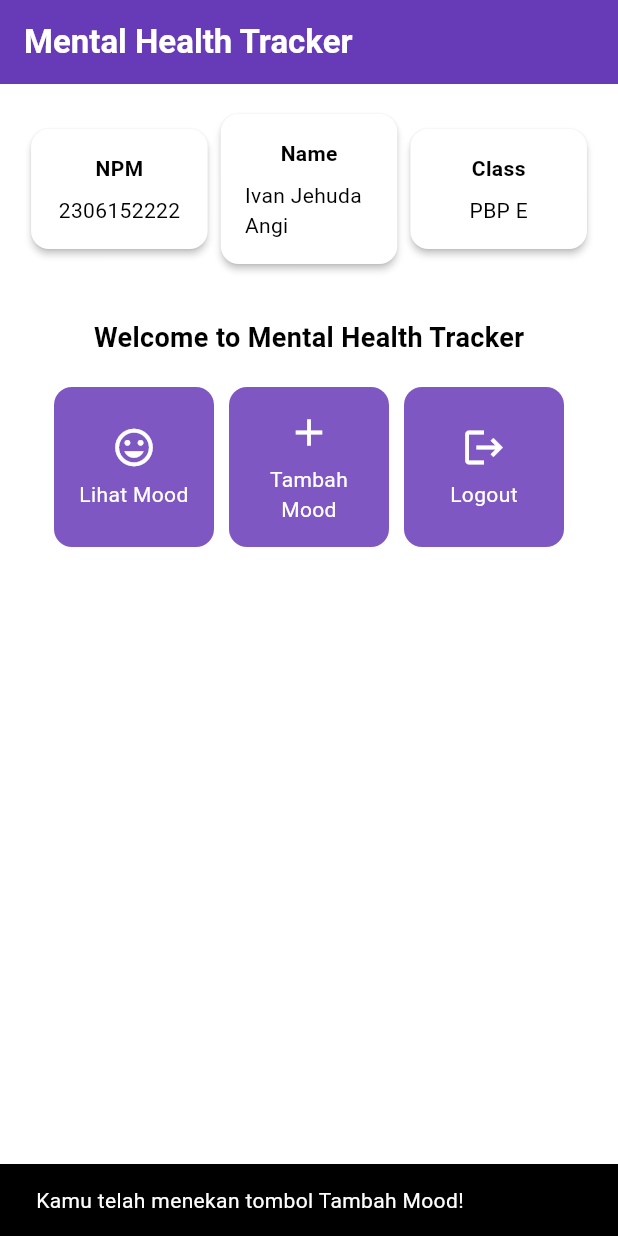
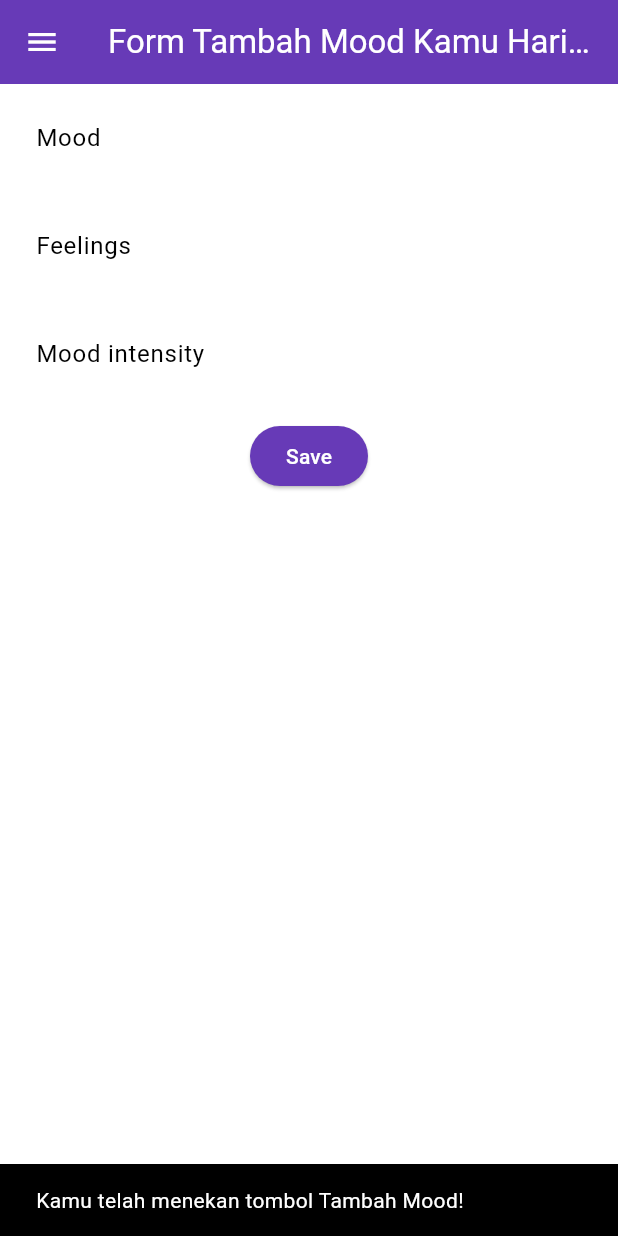
Before and after one commit to IvanJehuda/mental-health-tracker-mobile., a Flutter app: the screen it shows after launch, after a tap on "Tambah Mood", on a phone screen of 412 x 824 dp. Run offline on Flutter 3.47's test engine with Material 3 defaults, Android fonts, the phone set to English and light mode, and no system bars.

Commit message:
Done doing week 7 tutorial

```diff
--- a/lib/main.dart
+++ b/lib/main.dart
@@ -1,5 +1,5 @@
 import 'package:flutter/material.dart';
-import 'package:mental_health_tracker/menu.dart';
+import 'package:mental_health_tracker/screens/menu.dart';
 
 void main() {
   runApp(const MyApp());
--- a/lib/menu.dart
+++ /dev/null
@@ -1,152 +0,0 @@
-import 'package:flutter/material.dart';
-
-class MyHomePage extends StatelessWidget {
-  MyHomePage({super.key});
-  final String npm = '2306152222';
-  final String name = 'Ivan Jehuda Angi';
-  final String className = 'PBP E';
-
-  final List<ItemHomepage> items = [
-      ItemHomepage("Lihat Mood", Icons.mood),
-      ItemHomepage("Tambah Mood", Icons.add),
-      ItemHomepage("Logout", Icons.logout),
-    ];
-
-  @override
-  Widget build(BuildContext context) {
-    return Scaffold(
-      appBar: AppBar(
-        title: const Text(
-          'Mental Health Tracker',
-          style: TextStyle(
-            color: Colors.white,
-            fontWeight: FontWeight.bold,
-          ),
-        ),
-        backgroundColor: Theme.of(context).colorScheme.primary,
-      ),
-      body: Padding(
-        padding: const EdgeInsets.all(16.0),
-        child: Column(
-          crossAxisAlignment: CrossAxisAlignment.center,
-          children: [
-            Row(
-              mainAxisAlignment: MainAxisAlignment.spaceEvenly,
-              children: [
-                InfoCard(title: 'NPM', content: npm),
-                InfoCard(title: 'Name', content: name),
-                InfoCard(title: 'Class', content: className),
-              ],
-            ),
-            const SizedBox(height: 16.0),
-            Center(
-              child: Column(
-                children: [
-                  const Padding(
-                    padding: EdgeInsets.only(top: 16.0),
-                    child: Text(
-                      'Welcome to Mental Health Tracker',
-                      style: TextStyle(
-                        fontWeight: FontWeight.bold,
-                        fontSize: 18.0,
-                      ),
-                    ),
-                  ),
-                  GridView.count(
-                    primary: true,
-                    padding: const EdgeInsets.all(20),
-                    crossAxisSpacing: 10,
-                    mainAxisSpacing: 10,
-                    crossAxisCount: 3,
-                    shrinkWrap: true,
-                    children: items.map((ItemHomepage item) {
-                      return ItemCard(item);
-                    }).toList(),
-                  ),
-                ],
-              ),
-            ),
-          ],
-        ),
-      ),
-    );
-  }
-}
-
-class InfoCard extends StatelessWidget {
-  final String title;
-  final String content;
-
-  const InfoCard({super.key, required this.title, required this.content});
-
-  @override
-  Widget build(BuildContext context) {
-    return Card(
-      elevation: 2.0,
-      child: Container(
-        width: MediaQuery.of(context).size.width / 3.5,
-        padding: const EdgeInsets.all(16.0),
-        child: Column(
-          children: [
-            Text(
-              title,
-              style: const TextStyle(fontWeight: FontWeight.bold),
-            ),
-            const SizedBox(height: 8.0),
-            Text(content),
-          ],
-        ),
-      ),
-    );
-  }
-}
-
-class ItemHomepage {
-    final String name;
-    final IconData icon;
-
-    ItemHomepage(this.name, this.icon);
-}
-
-class ItemCard extends StatelessWidget {
-  final ItemHomepage item;
-  const ItemCard(this.item, {super.key});
-  @override
-  Widget build(BuildContext context) {
-    return Material(
-      color: Theme.of(context).colorScheme.secondary,
-      borderRadius: BorderRadius.circular(12),
-      child: InkWell(
-        onTap: () {
-          ScaffoldMessenger.of(context)
-            ..hideCurrentSnackBar()
-            ..showSnackBar(
-              SnackBar(content: Text("Kamu telah menekan tombol ${item.name}!"))
-            );
-        },
-        child: Container(
-          padding: const EdgeInsets.all(8),
-          child: Center(
-            child: Column(
-              mainAxisAlignment: MainAxisAlignment.center,
-              children: [
-                Icon(
-                  item.icon,
-                  color: Colors.white,
-                  size: 30.0,
-                ),
-                const Padding(padding: EdgeInsets.all(3)),
-                Text(
-                  item.name,
-                  textAlign: TextAlign.center,
-                  style: const TextStyle(color: Colors.white),
-                ),
-              ],
-            ),
-          ),
-        ),
-      ),
-    );
-  }
-
-}
--- /dev/null
+++ b/lib/screens/menu.dart
@@ -0,0 +1,135 @@
+import 'package:flutter/material.dart';
+import 'package:mental_health_tracker/widgets/left_drawer.dart';
+import 'package:mental_health_tracker/widgets/mood_card.dart';
+
+class InfoCard extends StatelessWidget {
+  // Kartu informasi yang menampilkan title dan content.
+
+  final String title; // Judul kartu.
+  final String content; // Isi kartu.
+
+  const InfoCard({super.key, required this.title, required this.content});
+
+  @override
+  Widget build(BuildContext context) {
+    return Card(
+      // Membuat kotak kartu dengan bayangan dibawahnya.
+      elevation: 2.0,
+      child: Container(
+        // Mengatur ukuran dan jarak di dalam kartu.
+        width: MediaQuery.of(context).size.width /
+            3.5, // menyesuaikan dengan lebar device yang digunakan.
+        padding: const EdgeInsets.all(16.0),
+        // Menyusun title dan content secara vertikal.
+        child: Column(
+          children: [
+            Text(
+              title,
+              style: const TextStyle(fontWeight: FontWeight.bold),
+            ),
+            const SizedBox(height: 8.0),
+            Text(content),
+          ],
+        ),
+      ),
+    );
+  }
+}
+
+
+class MyHomePage extends StatelessWidget {
+  MyHomePage({super.key});
+
+  final String npm = '2306228756'; // NPM
+  final String name = 'Krisna Putra Purnomo'; // Nama
+  final String className = 'PBP E'; // Kelas
+
+  final List<ItemHomepage> items = [
+    ItemHomepage("Lihat Mood", Icons.mood),
+    ItemHomepage("Tambah Mood", Icons.add),
+    ItemHomepage("Logout", Icons.logout),
+  ];
+
+  @override
+  Widget build(BuildContext context) {
+    // Scaffold menyediakan struktur dasar halaman dengan AppBar dan body.
+    return Scaffold(
+      // AppBar adalah bagian atas halaman yang menampilkan judul.
+      appBar: AppBar(
+        // Judul aplikasi "Mental Health Tracker" dengan teks putih dan tebal.
+        title: const Text(
+          'Mental Health Tracker',
+          style: TextStyle(
+            color: Colors.white,
+            fontWeight: FontWeight.bold,
+          ),
+        ),
+        // Warna latar belakang AppBar diambil dari skema warna tema aplikasi.
+        backgroundColor: Theme.of(context).colorScheme.primary,
+        // Mengganti warna icon drawer menjadi putih
+        iconTheme: const IconThemeData(color: Colors.white),
+      ),
+      // Masukkan drawer sebagai parameter nilai drawer dari widget Scaffold
+      drawer: const LeftDrawer(),
+      // Body halaman dengan padding di sekelilingnya.
+      body: Padding(
+        padding: const EdgeInsets.all(16.0),
+        // Menyusun widget secara vertikal dalam sebuah kolom.
+        child: Column(
+          crossAxisAlignment: CrossAxisAlignment.center,
+          children: [
+            // Row untuk menampilkan 3 InfoCard secara horizontal.
+            Row(
+              mainAxisAlignment: MainAxisAlignment.spaceEvenly,
+              children: [
+                InfoCard(title: 'NPM', content: npm),
+                InfoCard(title: 'Name', content: name),
+                InfoCard(title: 'Class', content: className),
+              ],
+            ),
+
+            // Memberikan jarak vertikal 16 unit.
+            const SizedBox(height: 16.0),
+
+            // Menempatkan widget berikutnya di tengah halaman.
+            Center(
+              child: Column(
+                // Menyusun teks dan grid item secara vertikal.
+
+                children: [
+                  // Menampilkan teks sambutan dengan gaya tebal dan ukuran 18.
+                  const Padding(
+                    padding: EdgeInsets.only(top: 16.0),
+                    child: Text(
+                      'Welcome to Mental Health Tracker',
+                      style: TextStyle(
+                        fontWeight: FontWeight.bold,
+                        fontSize: 18.0,
+                      ),
+                    ),
+                  ),
+
+                  // Grid untuk menampilkan ItemCard dalam bentuk grid 3 kolom.
+                  GridView.count(
+                    primary: true,
+                    padding: const EdgeInsets.all(20),
+                    crossAxisSpacing: 10,
+                    mainAxisSpacing: 10,
+                    crossAxisCount: 3,
+                    // Agar grid menyesuaikan tinggi kontennya.
+                    shrinkWrap: true,
+
+                    // Menampilkan ItemCard untuk setiap item dalam list items.
+                    children: items.map((ItemHomepage item) {
+                      return ItemCard(item);
+                    }).toList(),
+                  ),
+                ],
+              ),
+            ),
+          ],
+        ),
+      ),
+    );
+  }
+}
--- /dev/null
+++ b/lib/screens/moodentry_form.dart
@@ -0,0 +1,167 @@
+import 'package:flutter/material.dart';
+import 'package:mental_health_tracker/widgets/left_drawer.dart';
+
+class MoodEntryFormPage extends StatefulWidget {
+  const MoodEntryFormPage({super.key});
+
+  @override
+  State<MoodEntryFormPage> createState() => _MoodEntryFormPageState();
+}
+
+class _MoodEntryFormPageState extends State<MoodEntryFormPage> {
+  final _formKey = GlobalKey<FormState>();
+  String _mood = "";
+  String _feelings = "";
+  int _moodIntensity = 0;
+
+  @override
+  Widget build(BuildContext context) {
+    return Scaffold(
+      appBar: AppBar(
+        title: const Center(
+          child: Text(
+            'Form Tambah Mood Kamu Hari ini',
+          ),
+        ),
+        backgroundColor: Theme.of(context).colorScheme.primary,
+        foregroundColor: Colors.white,
+      ),
+      drawer: LeftDrawer(),
+      body: Form(
+        key: _formKey,
+        child: SingleChildScrollView(
+          child: Column(
+            crossAxisAlignment: CrossAxisAlignment.start,
+            children: [
+              Padding(
+                padding: const EdgeInsets.all(8.0),
+                child: TextFormField(
+                  decoration: InputDecoration(
+                    hintText: "Mood",
+                    labelText: "Mood",
+                    border: OutlineInputBorder(
+                      borderRadius: BorderRadius.circular(5.0),
+                    ),
+                  ),
+                  onChanged: (String? value) {
+                    setState(() {
+                      _mood = value!;
+                    });
+                  },
+                  validator: (String? value) {
+                    if (value == null || value.isEmpty) {
+                      return "Mood tidak boleh kosong!";
+                    }
+                    return null;
+                  },
+                ),
+              ),
+              Padding(
+                padding: const EdgeInsets.all(8.0),
+                child: TextFormField(
+                  decoration: InputDecoration(
+                    hintText: "Feelings",
+                    labelText: "Feelings",
+                    border: OutlineInputBorder(
+                      borderRadius: BorderRadius.circular(5.0),
+                    ),
+                  ),
+                  onChanged: (String? value) {
+                    setState(() {
+                      _feelings = value!;
+                    });
+                  },
+                  validator: (String? value) {
+                    if (value == null || value.isEmpty) {
+                      return "Feelings tidak boleh kosong!";
+                    }
+                    return null;
+                  },
+                ),
+              ),
+              Padding(
+                padding: const EdgeInsets.all(8.0),
+                child: TextFormField(
+                  decoration: InputDecoration(
+                    hintText: "Mood intensity",
+                    labelText: "Mood intensity",
+                    border: OutlineInputBorder(
+                      borderRadius: BorderRadius.circular(5.0),
+                    ),
+                  ),
+                  onChanged: (String? value) {
+                    setState(() {
+                      _moodIntensity = int.tryParse(value!) ?? 0;
+                    });
+                  },
+                  validator: (String? value) {
+                    if (value == null || value.isEmpty) {
+                      return "Mood intensity tidak boleh kosong!";
+                    }
+                    if (int.tryParse(value) == null) {
+                      return "Mood intensity harus berupa angka!";
+                    }
+                    return null;
+                  },
+                ),
+              ),
+              Align(
+                alignment: Alignment.bottomCenter,
+                child: Padding(
+                  padding: const EdgeInsets.all(8.0),
+                  child: ElevatedButton(
+                    style: ButtonStyle(
+                      backgroundColor: MaterialStateProperty.all(
+                        Theme.of(context).colorScheme.primary,
+                      ),
+                    ),
+                    onPressed: () {
+                      if (_formKey.currentState!.validate()) {
+                        showDialog(
+                          context: context,
+                          builder: (context) {
+                            return AlertDialog(
+                              title: const Text('Mood berhasil tersimpan'),
+                              content: SingleChildScrollView(
+                                child: Column(
+                                  crossAxisAlignment: CrossAxisAlignment.start,
+                                  children: [
+                                    Text('Mood: $_mood'),
+                                    Text('Feelings: $_feelings'),
+                                    Text('Mood Intensity: $_moodIntensity'),
+                                  ],
+                                ),
+                              ),
+                              actions: [
+                                TextButton(
+                                  child: const Text('OK'),
+                                  onPressed: () {
+                                    Navigator.pop(context);
+                                    _formKey.currentState!.reset();
+                                    setState(() {
+                                      _mood = "";
+                                      _feelings = "";
+                                      _moodIntensity = 0;
+                                    });
+                                  },
+                                ),
+                              ],
+                            );
+                          },
+                        );
+                      }
+                    },
+                    child: const Text(
+                      "Save",
+                      style: TextStyle(color: Colors.white),
+                    ),
+                  ),
+                ),
+              ),
+            ],
+          ),
+        ),
+      ),
+    );
+  }
+}
--- /dev/null
+++ b/lib/widgets/left_drawer.dart
@@ -0,0 +1,72 @@
+import 'package:flutter/material.dart';
+import 'package:mental_health_tracker/screens/menu.dart';
+import 'package:mental_health_tracker/screens/moodentry_form.dart';
+
+
+
+class LeftDrawer extends StatelessWidget {
+  const LeftDrawer({super.key});
+
+  @override
+  Widget build(BuildContext context) {
+    return Drawer(
+      child: ListView(
+        children: [
+          DrawerHeader(
+            decoration: BoxDecoration(
+              color: Theme.of(context).colorScheme.primary,
+            ),
+            child: const Column(
+              children: [
+                Text(
+                  'Mental Health Tracker',
+                  textAlign: TextAlign.center,
+                  style: TextStyle(
+                    fontSize: 24,
+                    fontWeight: FontWeight.bold,
+                    color: Colors.white,
+                  ),
+                ),
+                Padding(padding: EdgeInsets.all(8)),
+                Text(
+                  "Ayo jaga kesehatan mentalmu setiap hari disini!",
+                  style: TextStyle(
+                    fontSize: 15,
+                    fontWeight: FontWeight.bold,
+                    color: Colors.white
+                  ),
+                ),
+              ],
+            ),
+          ),
+            ListTile(
+              leading: const Icon(Icons.home_outlined),
+              title: const Text('Halaman Utama'),
+              // Bagian redirection ke MyHomePage
+              onTap: () {
+                Navigator.pushReplacement(
+                    context,
+                    MaterialPageRoute(
+                      builder: (context) => MyHomePage(),
+                    ));
+              },
+            ),
+            ListTile(
+              leading: const Icon(Icons.mood),
+              title: const Text('Tambah Mood'),
+              // Bagian redirection ke MoodEntryFormPage
+              onTap: () {
+
+                 Navigator.pushReplacement(
+                  context,
+                  MaterialPageRoute(
+                    builder: (context) => MoodEntryFormPage(),
+                  ));
+              },
+            ),
+
+        ],
+      ),
+    );
+  }
+}
--- /dev/null
+++ b/lib/widgets/mood_card.dart
@@ -0,0 +1,70 @@
+import 'package:flutter/material.dart';
+import 'package:mental_health_tracker/screens/moodentry_form.dart';
+
+class ItemCard extends StatelessWidget {
+  // Menampilkan kartu dengan ikon dan nama.
+
+  final ItemHomepage item;
+
+  const ItemCard(this.item, {super.key});
+
+  @override
+  Widget build(BuildContext context) {
+    return Material(
+      // Menentukan warna latar belakang dari tema aplikasi.
+      color: Theme.of(context).colorScheme.secondary,
+      // Membuat sudut kartu melengkung.
+      borderRadius: BorderRadius.circular(12),
+
+      child: InkWell(
+        // Aksi ketika kartu ditekan.
+        onTap: () {
+          // Menampilkan pesan SnackBar saat kartu ditekan.
+          ScaffoldMessenger.of(context)
+            ..hideCurrentSnackBar()
+            ..showSnackBar(SnackBar(
+                content: Text("Kamu telah menekan tombol ${item.name}!")));
+
+          // Navigate ke route yang sesuai (tergantung jenis tombol)
+          if (item.name == "Tambah Mood") {
+            Navigator.push(
+              context,
+              MaterialPageRoute(builder: (context) => const MoodEntryFormPage()),
+            );
+          }
+        },
+        // Container untuk menyimpan Icon dan Text
+        child: Container(
+          padding: const EdgeInsets.all(8),
+          child: Center(
+            child: Column(
+              // Menyusun ikon dan teks di tengah kartu.
+              mainAxisAlignment: MainAxisAlignment.center,
+              children: [
+                Icon(
+                  item.icon,
+                  color: Colors.white,
+                  size: 30.0,
+                ),
+                const Padding(padding: EdgeInsets.all(3)),
+                Text(
+                  item.name,
+                  textAlign: TextAlign.center,
+                  style: const TextStyle(color: Colors.white),
+                ),
+              ],
+            ),
+          ),
+        ),
+      ),
+    );
+  }
+}
+
+
+class ItemHomepage {
+  final String name;
+  final IconData icon;
+
+  ItemHomepage(this.name, this.icon);
+}
```
